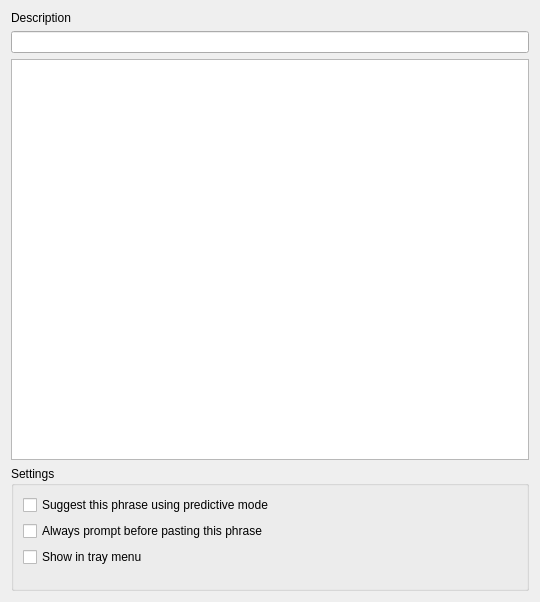
Old version of the form uic/phrasepage.ui in the repository autokey/autokey.
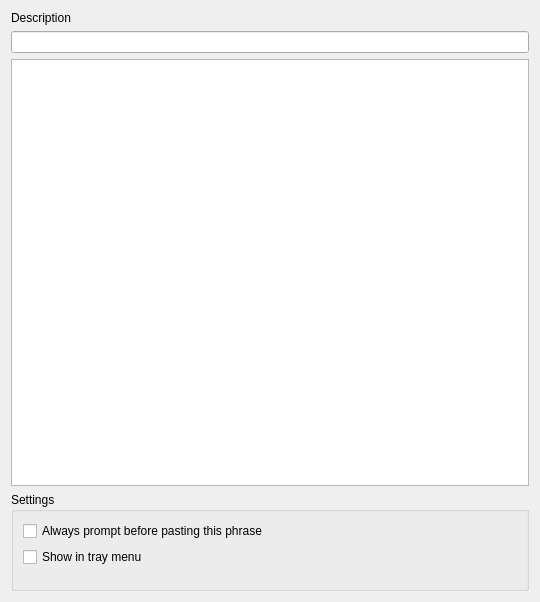
New version of the form. Custom widgets are drawn as their Qt base class.

Commit message: Disable predictive mode functionality for now Add ability to undo last abbreviation expansion using backspace Add ability to send phrases containing only text via X selection join() on X interface thread to ensure clean shutdown

```diff
--- a/uic/phrasepage.ui
+++ b/uic/phrasepage.ui
@@ -43,13 +43,6 @@
       <string>Settings</string>
      </property>
      <layout class="QVBoxLayout" name="verticalLayout">
-      <item>
-       <widget class="QCheckBox" name="predictCheckbox">
-        <property name="text">
-         <string>Suggest this phrase using predictive mode</string>
-        </property>
-       </widget>
-      </item>
       <item>
        <widget class="QCheckBox" name="promptCheckbox">
         <property name="text">
```
The commit also changes 9 other files.
